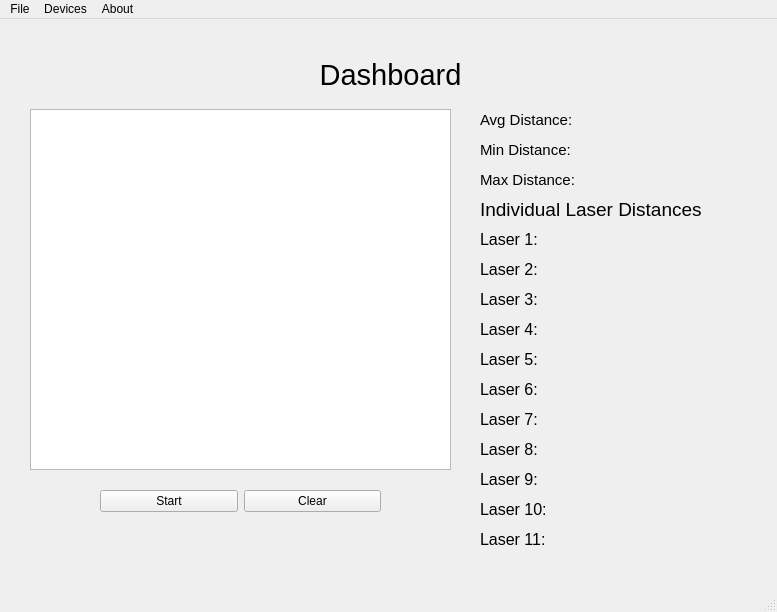
Before: the Qt Designer form test.ui in Kartik9250/r2100, drawn with Qt 5.
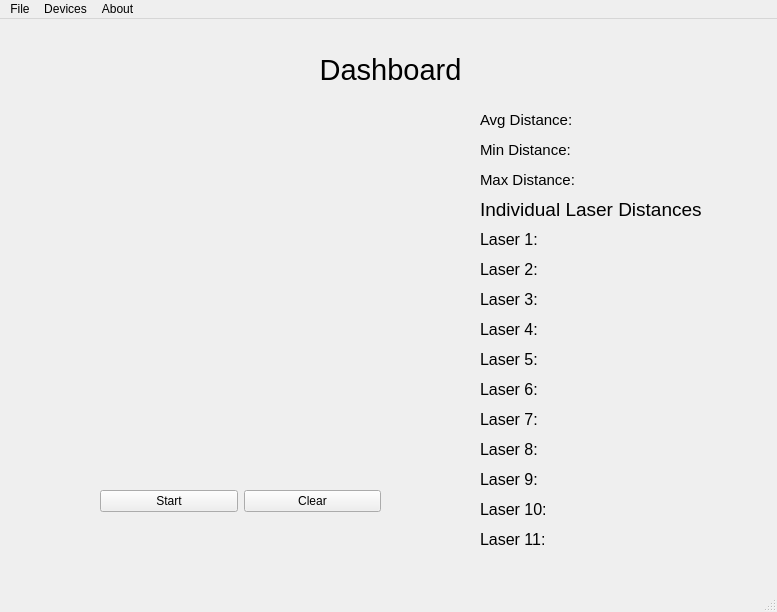
After: the same form once the commit is applied. The open tabs and pages were chosen to show the change. Icons and pictures are not drawn. Custom widgets are drawn as their Qt base class.

Commit message: tested new ui, added graph to the r2100 com script

What changed in the file:
```diff
--- a/test.ui
+++ b/test.ui
@@ -266,9 +266,9 @@
       <property name="geometry">
        <rect>
         <x>10</x>
-        <y>20</y>
+        <y>10</y>
         <width>721</width>
-        <height>31</height>
+        <height>41</height>
        </rect>
       </property>
       <property name="font">
@@ -295,16 +295,6 @@
        <set>Qt::AlignCenter</set>
       </property>
      </widget>
-     <widget class="PlotWidget" name="graphicsView">
-      <property name="geometry">
-       <rect>
-        <x>10</x>
-        <y>70</y>
-        <width>421</width>
-        <height>361</height>
-       </rect>
-      </property>
-     </widget>
      <widget class="QLabel" name="label_4">
       <property name="geometry">
        <rect>
@@ -575,7 +565,7 @@
        <string>Laser 9:</string>
       </property>
      </widget>
-     <widget class="QWidget" name="">
+     <widget class="QWidget" name="layoutWidget">
       <property name="geometry">
        <rect>
         <x>10</x>
@@ -714,13 +704,6 @@
    </property>
   </action>
  </widget>
- <customwidgets>
-  <customwidget>
-   <class>PlotWidget</class>
-   <extends>QGraphicsView</extends>
-   <header>pyqtgraph</header>
-  </customwidget>
- </customwidgets>
  <resources/>
  <connections/>
 </ui>
```
Left out of the diff: 6 changed lines with no effect on the pictures. The commit also changes 4 other files.
